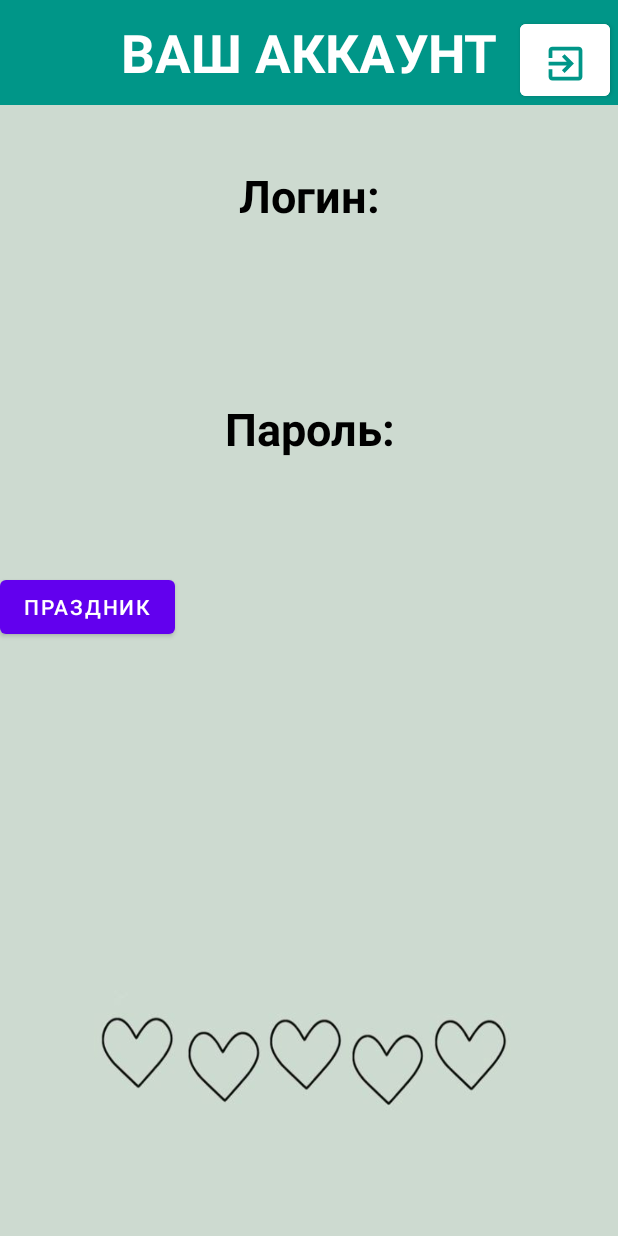
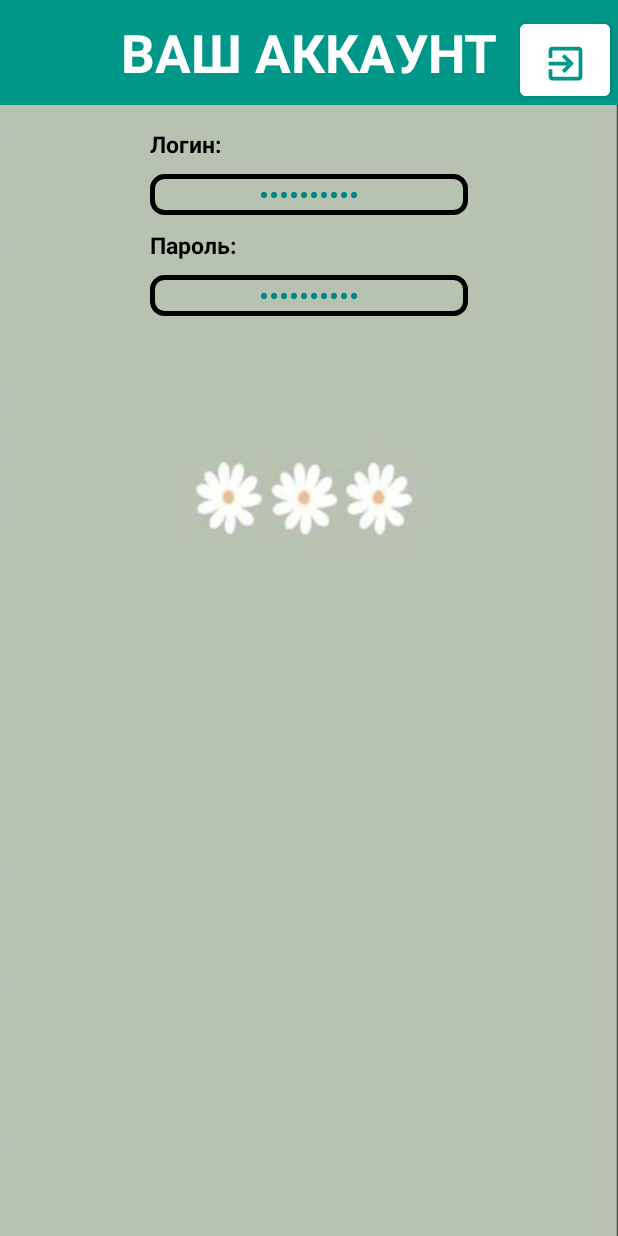
Before and after one commit to NastyaGatilova/VKR_note, an Android app: the AccountActivity screen opened directly, with no data from a screen before it, on a phone screen of 412 x 824 dp. Run offline under Robolectric (Android 15) with nearby library versions, the phone set to English and light mode, and no system bars; libraries missing offline, so code that uses them is left out: com.github.jinatonic.confetti.

Commit message:
Изменила отображение логина и пароля на экране аккаунта

```diff
--- a/app/src/main/java/com/example/note_prob22/AccountActivity.java
+++ b/app/src/main/java/com/example/note_prob22/AccountActivity.java
@@ -1,5 +1,6 @@
 package com.example.note_prob22;
 
+import androidx.appcompat.app.AlertDialog;
 import androidx.appcompat.app.AppCompatActivity;
 
 import android.annotation.SuppressLint;
@@ -38,25 +39,10 @@ public class AccountActivity extends AppCompatActivity {
         setContentView(R.layout.activity_account);
 
 
-        Button button = findViewById(R.id.button);
-        final View confettiContainer = findViewById(R.id.confetti_container);
-
-        button.setOnClickListener(new View.OnClickListener() {
-            @Override
-            public void onClick(View v) {
+//        Button button = findViewById(R.id.button);
+//        final View confettiContainer = findViewById(R.id.confetti_container);
 
 
-
-
-                CommonConfetti.rainingConfetti((ViewGroup) confettiContainer, new int[] {Color.RED, Color.GREEN, Color.BLUE})
-                        .infinite();
-
-
-
-
-
-            }
-        });
 
 
 
@@ -68,9 +54,30 @@ public class AccountActivity extends AppCompatActivity {
 
         TextView login = (TextView) findViewById(R.id.login);
         TextView pass = (TextView) findViewById(R.id.password);
-        login.append(SQLiteManager.USER_REMEMBER);
-        pass.append(SQLiteManager.PASS_REMEMBER);
 
+
+
+        login.setOnClickListener(new View.OnClickListener() {
+            @Override
+            public void onClick(View view) {
+                AlertDialog.Builder builder = new AlertDialog.Builder(AccountActivity.this);
+                builder.setTitle("Логин");
+                builder.setMessage(SQLiteManager.USER_REMEMBER);
+                builder.setPositiveButton("OK", null);
+                builder.show();
+            }
+        });
+
+        pass.setOnClickListener(new View.OnClickListener() {
+            @Override
+            public void onClick(View view) {
+                AlertDialog.Builder builder = new AlertDialog.Builder(AccountActivity.this);
+                builder.setTitle("Пароль");
+                builder.setMessage(SQLiteManager.PASS_REMEMBER);
+                builder.setPositiveButton("OK", null);
+                builder.show();
+            }
+        });
     }
 
 
--- a/app/src/main/java/com/example/note_prob22/CalendarActivity.java
+++ b/app/src/main/java/com/example/note_prob22/CalendarActivity.java
@@ -1,8 +1,11 @@
 package com.example.note_prob22;
 
+import androidx.annotation.NonNull;
 import androidx.appcompat.app.AppCompatActivity;
 
 import android.os.Bundle;
+import android.widget.CalendarView;
+import android.widget.Toast;
 
 
 public class CalendarActivity extends AppCompatActivity {
@@ -11,6 +14,20 @@ public class CalendarActivity extends AppCompatActivity {
     public void onCreate(Bundle savedInstanceState) {
         super.onCreate(savedInstanceState);
         setContentView(R.layout.activity_calendar);
+        CalendarView calendarView = findViewById(R.id.calendarView);
+        calendarView.setOnDateChangeListener(new CalendarView.OnDateChangeListener() {
+            @Override
+            public void onSelectedDayChange(@NonNull CalendarView view, int year, int month, int dayOfMonth) {
+                // Выводим выбранную дату в формате dd-MM-yyyy
+                String date = String.format("%02d-%02d-%d", dayOfMonth, month+1, year);
+                Toast.makeText(getApplicationContext(), date, Toast.LENGTH_SHORT).show();
+            }
+        });
+    }
 
-    }
+
+
+
+
+
 }
--- a/app/src/main/java/com/example/note_prob22/DayInfoDetailActivity.java
+++ b/app/src/main/java/com/example/note_prob22/DayInfoDetailActivity.java
@@ -54,18 +54,9 @@ public class DayInfoDetailActivity extends DaysActivity {
             titleEditText2.setText(editTextValue);
             String descEditText2 = savedInstanceState.getString("descEditText2");
             titleEditText2.setText(descEditText2);
-          //  String smile = savedInstanceState.getString("smileBtn");
-         //   smileBtn.setText(smile);
         }
         sqDB = new SQLiteManager(this);
 
-
-        //chechEmptyRecordOrNot();
-
-
-       // checkForEditNote();
-
-      //  dateNowForTextView();
     }
 
 
@@ -74,20 +65,9 @@ public class DayInfoDetailActivity extends DaysActivity {
         super.onResume();
 
         Intent previousIntent = getIntent();
-
-        int passedNoteID = previousIntent.getIntExtra(Record.NOTE_EDIT_EXTRA, -1);
         String date = previousIntent.getStringExtra("date");
         dateTV.setText(date);
-//        Log.d("--Help--", "checkSmile=" + sqDB.checkSmile(passedNoteID));
-
-
-
-
-
         chechEmptyRecordOrNot();
-
-
-
 
     }
 
@@ -138,7 +118,6 @@ public class DayInfoDetailActivity extends DaysActivity {
         super.onSaveInstanceState(outState);
         outState.putString("titleEditText2", titleEditText2.getText().toString());
         outState.putString("descEditText2", descEditText2.getText().toString());
-       // outState.putString("smileBtn", smileBtn.getText().toString());
     }
 
     private void initWg(){
@@ -221,14 +200,7 @@ public class DayInfoDetailActivity extends DaysActivity {
 
     public void chooseSmile(View view)
     {
-
-        Intent previousIntent = getIntent();
-
-
         Intent intent = new Intent(this, SmilesActivity.class);
         startActivity(intent);
-
-
-
     }
 }
--- a/app/src/main/res/layout/activity_account.xml
+++ b/app/src/main/res/layout/activity_account.xml
@@ -4,9 +4,8 @@
     xmlns:tools="http://schemas.android.com/tools"
     android:layout_width="match_parent"
     android:layout_height="match_parent"
-    android:background="@drawable/hearts"
+    android:background="@drawable/img"
     android:orientation="vertical"
-    android:id="@+id/confetti_container"
 
     tools:context=".AccountActivity">
 
@@ -46,47 +45,56 @@
         android:layout_height="wrap_content"
         android:text="@string/login"
         android:textColor="@color/black"
-        android:textSize="30dp"
+        android:textSize="15dp"
         android:textStyle="bold"
-        android:gravity="center_horizontal"
-        android:layout_marginTop="40dp"
+        android:gravity="left"
+        android:layout_marginStart="100sp"
+        android:layout_marginTop="15dp"
         />
 
     <TextView
         android:id="@+id/login"
         android:layout_width="match_parent"
         android:layout_height="wrap_content"
-        android:text=""
-        android:textColor="@color/calmGreen"
-        android:textSize="25dp"
+        android:textColor="@color/teal_700"
+        android:textSize="20sp"
         android:gravity="center_horizontal"
-        android:layout_marginTop="40dp"
+        android:layout_marginTop="9dp"
+        android:inputType="textPassword"
+        android:text="**********"
+        android:layout_marginStart="100sp"
+        android:layout_marginEnd="100sp"
+        android:background="@drawable/edittextbackground"
+
         />
     <TextView
         android:layout_width="match_parent"
         android:layout_height="wrap_content"
         android:text="@string/pass"
         android:textColor="@color/black"
-        android:textSize="30dp"
+        android:textSize="15dp"
         android:textStyle="bold"
-        android:gravity="center_horizontal"
-        android:layout_marginTop="40dp"
+        android:layout_marginTop="9dp"
+        android:gravity="left"
+        android:layout_marginStart="100sp"
         />
     <TextView
         android:id="@+id/password"
         android:layout_width="match_parent"
         android:layout_height="wrap_content"
-        android:text=""
-        android:textColor="@color/calmGreen"
-        android:textSize="25dp"
+        android:inputType="textPassword"
+        android:text="**********"
+        android:background="@drawable/edittextbackground"
+        android:textColor="@color/teal_700"
+        android:textSize="20sp"
         android:gravity="center_horizontal"
-        android:layout_marginTop="40dp"
+        android:layout_marginTop="9dp"
+        android:layout_marginStart="100sp"
+        android:layout_marginEnd="100sp"
         />
-    <Button
-        android:id="@+id/button"
-        android:layout_width="wrap_content"
-        android:layout_height="wrap_content"
-        android:text="Праздник"/>
+
+
+
 
 
 
--- a/app/src/main/res/layout/activity_calendar.xml
+++ b/app/src/main/res/layout/activity_calendar.xml
@@ -3,7 +3,7 @@
     android:id="@+id/LinearLayout1"
     android:layout_width="match_parent"
     android:layout_height="match_parent"
-    android:background="@drawable/calendar8"
+    android:background="@drawable/img_1"
     android:orientation="vertical" >
 
     <androidx.appcompat.widget.Toolbar
--- a/build.gradle
+++ b/build.gradle
@@ -2,4 +2,5 @@
 plugins {
     id 'com.android.application' version '7.3.1' apply false
     id 'com.android.library' version '7.3.1' apply false
+
 }
```
Also changed, not shown: app/build.gradle (+8 -0 lines), app/src/main/res/drawable/img.png (added), app/src/main/res/drawable/img_1.png (added).
